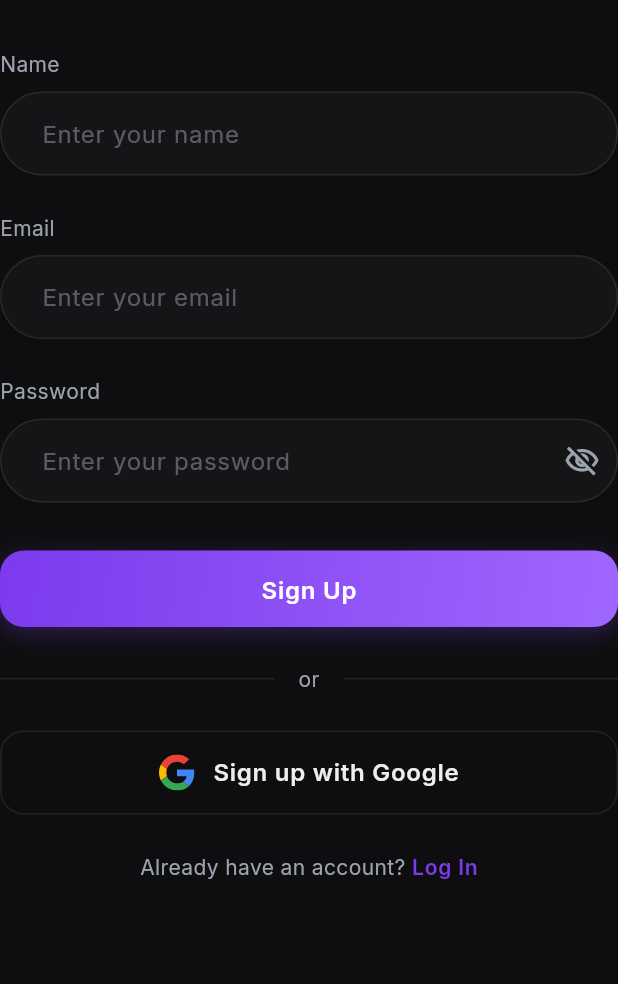
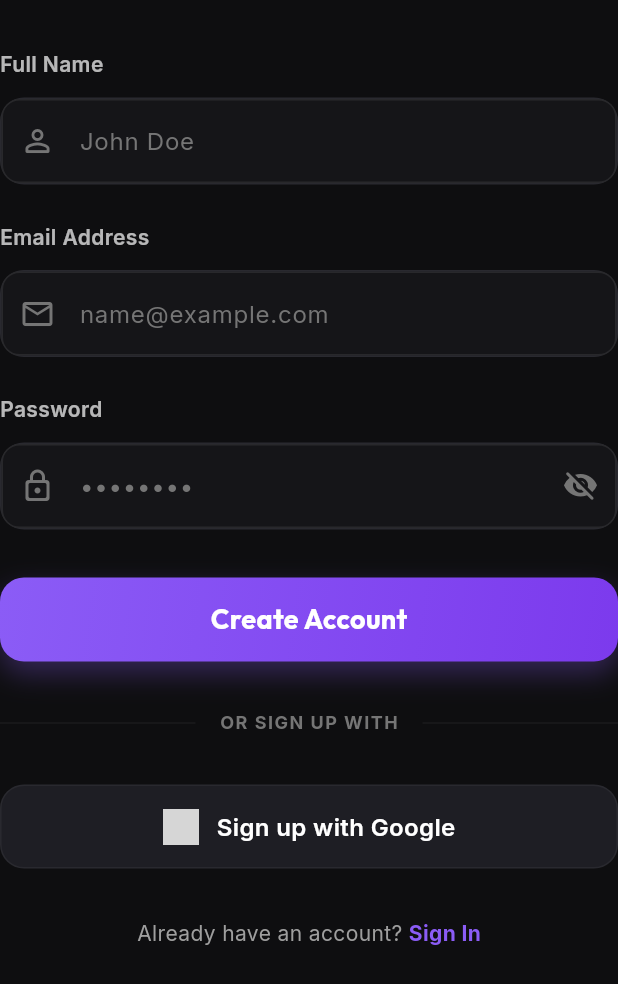
Before and after one commit to devaxissolutions/P11667, a Flutter app: the SignupForm widget shown alone on an empty page, opened directly with empty values, on a phone screen of 412 x 824 dp. Shown: the top 984 px of the screen. Run offline on Flutter 3.47's test engine with Material 3 defaults, Android fonts, the phone set to English and light mode, and no system bars; our stand-ins replace cloud_firestore, connectivity_plus, equatable, firebase_auth, firebase_core, firebase_messaging and 9 more; missing offline and left inert: firebase_performance; accounts and stored records are empty; network calls fail; grey boxes are pictures that could not be loaded.

Commit message:
style(auth): redesign signup form with premium dark aesthetic

```diff
--- a/lib/features/auth/screens/signup_form.dart
+++ b/lib/features/auth/screens/signup_form.dart
@@ -1,14 +1,9 @@
 import 'package:flutter/material.dart';
 import 'package:flutter_riverpod/flutter_riverpod.dart';
-import '../../../core/widgets/primary_button.dart';
-import '../../../core/theme/typography.dart';
-import '../../../core/theme/colors.dart';
+import 'package:google_fonts/google_fonts.dart';
 import '../controllers/auth_controller.dart';
 import '../models/auth_state.dart';
 import '../utils/validators.dart';
-import '../widgets/auth_text_field.dart';
-import '../widgets/auth_divider.dart';
-import '../widgets/google_sign_in_button.dart';
 
 class SignupForm extends ConsumerStatefulWidget {
   final VoidCallback onSwitchToLogin;
@@ -26,6 +21,7 @@ class _SignupFormState extends ConsumerState<SignupForm> {
   String? _nameError;
   String? _emailError;
   String? _passwordError;
+  bool _obscurePassword = true;
 
   @override
   void dispose() {
@@ -72,125 +68,270 @@ class _SignupFormState extends ConsumerState<SignupForm> {
       children: [
         const SizedBox(height: 32),
 
-        // Name field
-        AuthTextField(
-          label: 'Name',
-          hint: 'Enter your name',
+        // Name Field
+        _buildLabel('Full Name'),
+        const SizedBox(height: 12),
+        _buildTextField(
           controller: _nameController,
-          errorText: _nameError,
-          onChanged: (_) {
-            if (_nameError != null) {
-              setState(() => _nameError = null);
-            }
-          },
+          hint: 'John Doe',
+          icon: Icons.person_outline_rounded,
+          isError: _nameError != null,
         ),
+        if (_nameError != null) _buildError(_nameError!),
 
         const SizedBox(height: 24),
 
-        // Email field
-        AuthTextField(
-          label: 'Email',
-          hint: 'Enter your email',
+        // Email Field
+        _buildLabel('Email Address'),
+        const SizedBox(height: 12),
+        _buildTextField(
           controller: _emailController,
-          errorText: _emailError,
+          hint: 'name@example.com',
+          icon: Icons.email_outlined,
+          isError: _emailError != null,
           keyboardType: TextInputType.emailAddress,
-          onChanged: (_) {
-            if (_emailError != null) {
-              setState(() => _emailError = null);
-            }
-          },
         ),
+        if (_emailError != null) _buildError(_emailError!),
 
         const SizedBox(height: 24),
 
-        // Password field
-        AuthTextField(
-          label: 'Password',
-          hint: 'Enter your password',
+        // Password Field
+        _buildLabel('Password'),
+        const SizedBox(height: 12),
+        _buildTextField(
+          controller: _passwordController,
+          hint: '••••••••',
+          icon: Icons.lock_outline_rounded,
           isPassword: true,
-          controller: _passwordController,
-          errorText: _passwordError,
-          onChanged: (_) {
-            if (_passwordError != null) {
-              setState(() => _passwordError = null);
-            }
-          },
+          obscureText: _obscurePassword,
+          isError: _passwordError != null,
+          toggleVisibility: () => setState(() => _obscurePassword = !_obscurePassword),
+        ),
+        if (_passwordError != null) _buildError(_passwordError!),
+
+        const SizedBox(height: 32),
+
+        // Error message from API
+        if (errorMessage != null)
+          _buildBannerError(errorMessage),
+
+        // Signup Button
+        GestureDetector(
+          onTap: isLoading ? null : _validateAndSubmit,
+          child: Container(
+            height: 56,
+            decoration: BoxDecoration(
+              gradient: const LinearGradient(
+                colors: [Color(0xFF8B5CF6), Color(0xFF7C3AED)],
+                begin: Alignment.topLeft,
+                end: Alignment.bottomRight,
+              ),
+              borderRadius: BorderRadius.circular(16),
+              boxShadow: [
+                BoxShadow(
+                  color: const Color(0xFF8B5CF6).withOpacity(0.3),
+                  blurRadius: 15,
+                  offset: const Offset(0, 8),
+                ),
+              ],
+            ),
+            child: Center(
+              child: isLoading
+                  ? const SizedBox(
+                      height: 24,
+                      width: 24,
+                      child: CircularProgressIndicator(color: Colors.white, strokeWidth: 2),
+                    )
+                  : Text(
+                      'Create Account',
+                      style: GoogleFonts.outfit(
+                        color: Colors.white,
+                        fontSize: 18,
+                        fontWeight: FontWeight.bold,
+                      ),
+                    ),
+            ),
+          ),
         ),
 
         const SizedBox(height: 32),
 
-        // Error message
-        if (errorMessage != null) ...[
-          Container(
-            padding: const EdgeInsets.all(12),
-            decoration: BoxDecoration(
-              color: AppColors.error.withValues(alpha: 0.1),
-              borderRadius: BorderRadius.circular(8),
-            ),
+        // Divider
+        Row(
+          children: [
+            Expanded(child: Divider(color: Colors.white.withOpacity(0.05))),
+            Padding(
+              padding: const EdgeInsets.symmetric(horizontal: 16),
               child: Text(
-              errorMessage,
-              style: AppTypography.body2.copyWith(color: AppColors.error),
-              textAlign: TextAlign.center,
+                'OR SIGN UP WITH',
+                style: GoogleFonts.inter(
+                  color: Colors.grey[600],
+                  fontSize: 12,
+                  fontWeight: FontWeight.bold,
+                  letterSpacing: 1,
                 ),
               ),
-          const SizedBox(height: 16),
+            ),
+            Expanded(child: Divider(color: Colors.white.withOpacity(0.05))),
           ],
-
-        // Signup button
-        PrimaryButton(
-          text: 'Sign Up',
-          onPressed: isLoading ? null : _validateAndSubmit,
-          isLoading: isLoading,
         ),
 
-        const SizedBox(height: 24),
+        const SizedBox(height: 32),
 
-        // Divider
-        const AuthDivider(),
-
-        const SizedBox(height: 24),
-
-        // Google sign-in button
-        GoogleSignInButton(
-          text: 'Sign up with Google',
-          onPressed: () {
-            ref.read(signupControllerProvider.notifier).signInWithGoogle();
+        // Google Sign Up Button
+        GestureDetector(
+          onTap: isLoading ? null : () => ref.read(signupControllerProvider.notifier).signInWithGoogle(),
+          child: Container(
+            height: 56,
+            decoration: BoxDecoration(
+              color: const Color(0xFF1E1E24),
+              borderRadius: BorderRadius.circular(16),
+              border: Border.all(color: Colors.white.withOpacity(0.05)),
+            ),
+            child: Row(
+              mainAxisAlignment: MainAxisAlignment.center,
+              children: [
+                Image.network(
+                  'https://www.google.com/images/branding/googleg/1x/googleg_standard_color_128dp.png',
+                  height: 24,
+                  loadingBuilder: (context, child, loadingProgress) {
+                    if (loadingProgress == null) return child;
+                    return const SizedBox(
+                      width: 24,
+                      height: 24,
+                      child: CircularProgressIndicator(strokeWidth: 2),
+                    );
                   },
-          isLoading: signupAsync.isLoading,
+                ),
+                const SizedBox(width: 12),
+                Text(
+                  'Sign up with Google',
+                  style: GoogleFonts.inter(
+                    color: Colors.white,
+                    fontSize: 16,
+                    fontWeight: FontWeight.w600,
+                  ),
+                ),
+              ],
+            ),
+          ),
         ),
 
-        const SizedBox(height: 24),
+        const SizedBox(height: 32),
 
-        // Login link
-        Center(
-          child: Row(
+        // Already have an account?
+        Row(
           mainAxisAlignment: MainAxisAlignment.center,
           children: [
             Text(
               'Already have an account? ',
-                style: AppTypography.body2.copyWith(
-                  color: AppColors.textSecondary,
+              style: GoogleFonts.inter(color: Colors.grey[500]),
             ),
-              ),
-              TextButton(
-                onPressed: widget.onSwitchToLogin,
-                style: TextButton.styleFrom(
-                  padding: EdgeInsets.zero,
-                  minimumSize: const Size(0, 0),
-                  tapTargetSize: MaterialTapTargetSize.shrinkWrap,
-                ),
+            GestureDetector(
+              onTap: widget.onSwitchToLogin,
               child: Text(
-                  'Log In',
-                  style: AppTypography.body2.copyWith(
-                    color: AppColors.primary,
-                    fontWeight: FontWeight.w600,
+                'Sign In',
+                style: GoogleFonts.inter(
+                  color: const Color(0xFF8B5CF6),
+                  fontWeight: FontWeight.bold,
                 ),
               ),
             ),
           ],
         ),
-        ),
+
+        const SizedBox(height: 48),
       ],
     );
   }
+
+  Widget _buildLabel(String text) {
+    return Text(
+      text,
+      style: GoogleFonts.inter(
+        color: Colors.white70,
+        fontSize: 14,
+        fontWeight: FontWeight.w600,
+      ),
+    );
   }
+
+  Widget _buildTextField({
+    required TextEditingController controller,
+    required String hint,
+    required IconData icon,
+    required bool isError,
+    bool isPassword = false,
+    bool obscureText = false,
+    TextInputType? keyboardType,
+    VoidCallback? toggleVisibility,
+  }) {
+    return Container(
+      decoration: BoxDecoration(
+        color: const Color(0xFF1E1E24),
+        borderRadius: BorderRadius.circular(16),
+        border: Border.all(
+          color: isError
+              ? Colors.redAccent.withOpacity(0.5)
+              : Colors.white.withOpacity(0.05),
+        ),
+      ),
+      child: TextField(
+        controller: controller,
+        obscureText: obscureText,
+        keyboardType: keyboardType,
+        style: GoogleFonts.inter(color: Colors.white),
+        decoration: InputDecoration(
+          hintText: hint,
+          hintStyle: GoogleFonts.inter(color: Colors.grey[600]),
+          prefixIcon: Icon(icon, color: Colors.grey[600]),
+          suffixIcon: isPassword
+              ? IconButton(
+                  icon: Icon(
+                    obscureText ? Icons.visibility_off_rounded : Icons.visibility_rounded,
+                    color: Colors.grey[600],
+                  ),
+                  onPressed: toggleVisibility,
+                )
+              : null,
+          border: InputBorder.none,
+          contentPadding: const EdgeInsets.symmetric(horizontal: 20, vertical: 16),
+        ),
+      ),
+    );
+  }
+
+  Widget _buildError(String error) {
+    return Padding(
+      padding: const EdgeInsets.only(top: 8, left: 4),
+      child: Text(
+        error,
+        style: GoogleFonts.inter(color: Colors.redAccent, fontSize: 12),
+      ),
+    );
+  }
+
+  Widget _buildBannerError(String message) {
+    return Container(
+      margin: const EdgeInsets.only(bottom: 16),
+      padding: const EdgeInsets.all(12),
+      decoration: BoxDecoration(
+        color: Colors.redAccent.withOpacity(0.1),
+        borderRadius: BorderRadius.circular(12),
+        border: Border.all(color: Colors.redAccent.withOpacity(0.2)),
+      ),
+      child: Row(
+        children: [
+          const Icon(Icons.error_outline_rounded, color: Colors.redAccent, size: 20),
+          const SizedBox(width: 12),
+          Expanded(
+            child: Text(
+              message,
+              style: GoogleFonts.inter(color: Colors.redAccent, fontSize: 13),
+            ),
+          ),
+        ],
+      ),
+    );
+  }
+}
```
Lines whose indentation alone changed are shown as unchanged.
